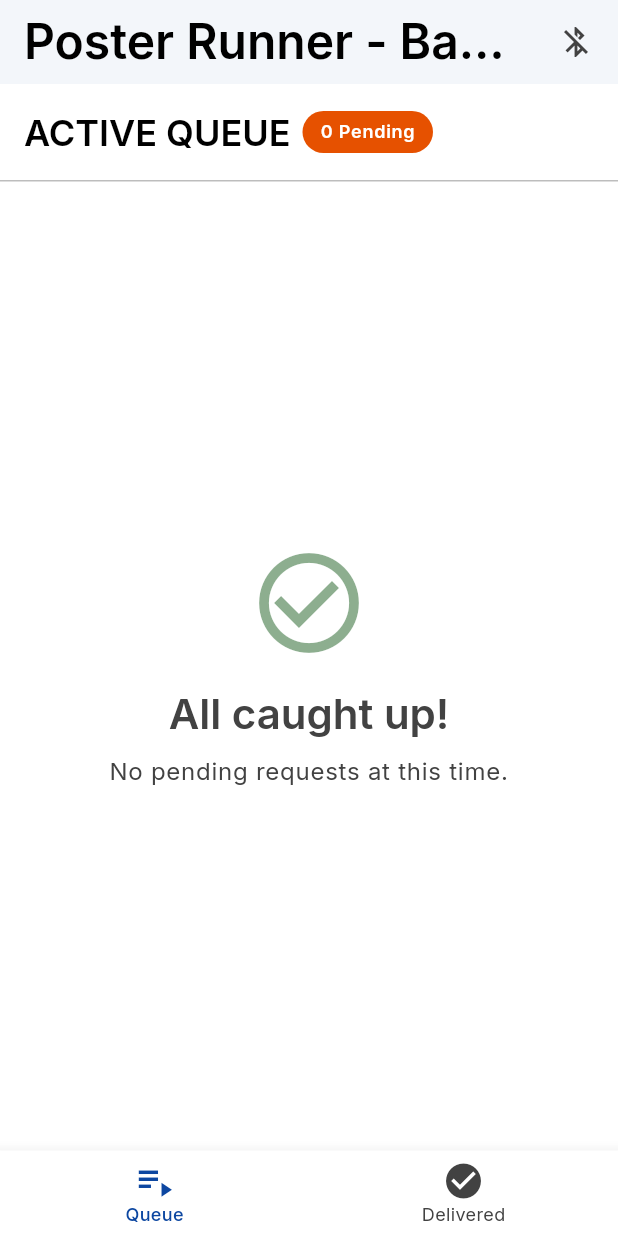
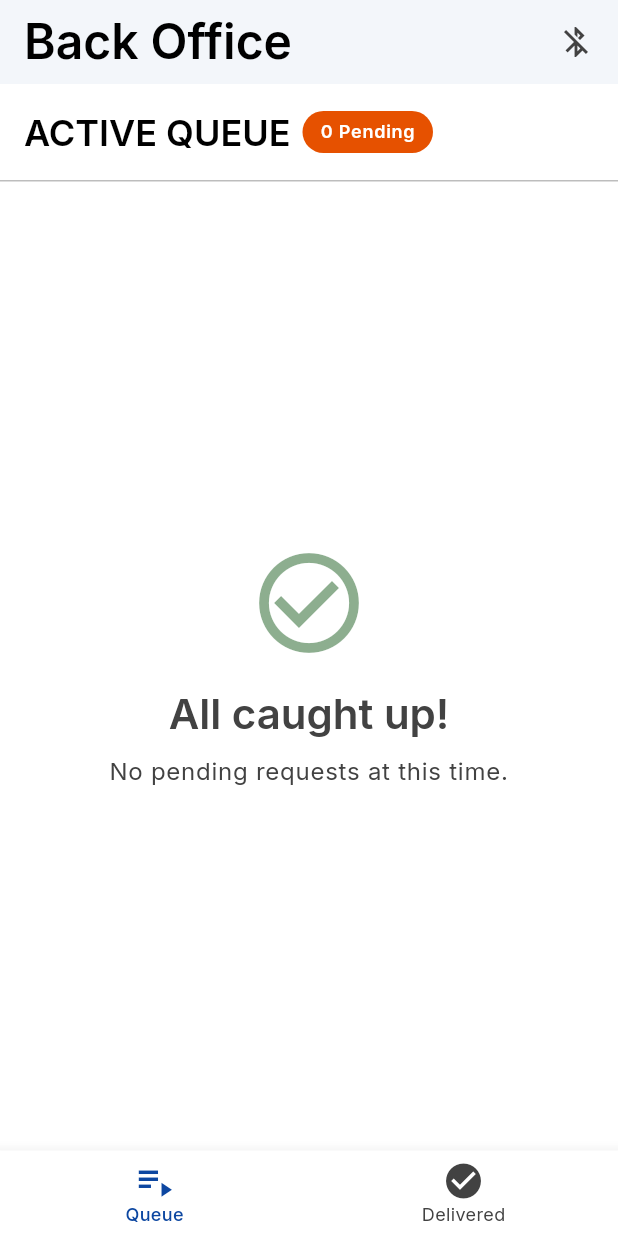
Before and after one commit to joemc3/poster-runner, a Flutter app: the BackOfficeHome screen opened directly, on a phone screen of 412 x 824 dp. Run offline on Flutter 3.47's test engine with Material 3 defaults, Android fonts, the phone set to English and light mode, and no system bars; our stand-ins replace google_fonts, hive, hive_flutter, permission_handler; missing offline and left inert: ble_peripheral, flutter_reactive_ble; accounts and stored records are empty.

Commit message:
Simplify app bar titles to show only role name
Remove "Poster Runner -" prefix from app bar titles:
- Front Desk: "Poster Runner - Front Desk" → "Front Desk"
- Back Office: "Poster Runner - Back Office" → "Back Office"

Cleaner UI when user is already in the role-specific context.

```diff
--- a/app/lib/screens/back_office/back_office_home.dart
+++ b/app/lib/screens/back_office/back_office_home.dart
@@ -76,7 +76,7 @@ class _BackOfficeHomeState extends State<BackOfficeHome> {
 
         return Scaffold(
           appBar: AppBar(
-            title: const Text('Poster Runner - Back Office'),
+            title: const Text('Back Office'),
             actions: [
               IconButton(
                 icon: Icon(_getBluetoothIcon(status)),
--- a/app/lib/screens/front_desk/front_desk_home.dart
+++ b/app/lib/screens/front_desk/front_desk_home.dart
@@ -76,7 +76,7 @@ class _FrontDeskHomeState extends State<FrontDeskHome> {
 
         return Scaffold(
           appBar: AppBar(
-            title: const Text('Poster Runner - Front Desk'),
+            title: const Text('Front Desk'),
             actions: [
               IconButton(
                 icon: Icon(_getBluetoothIcon(status)),
```
